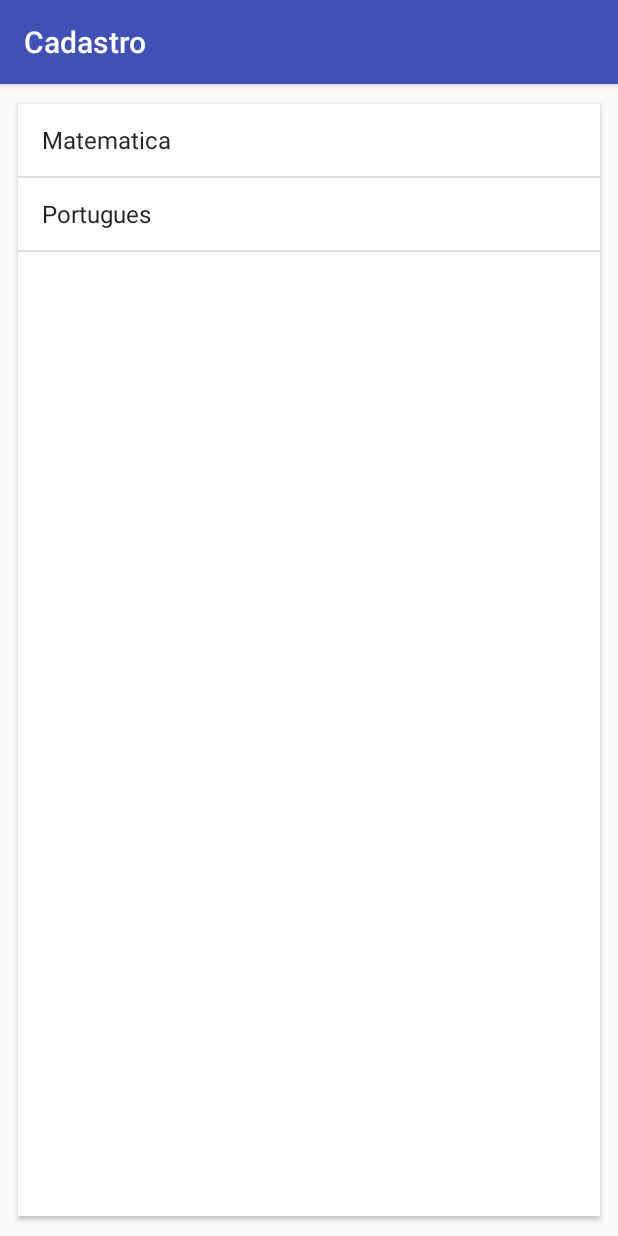
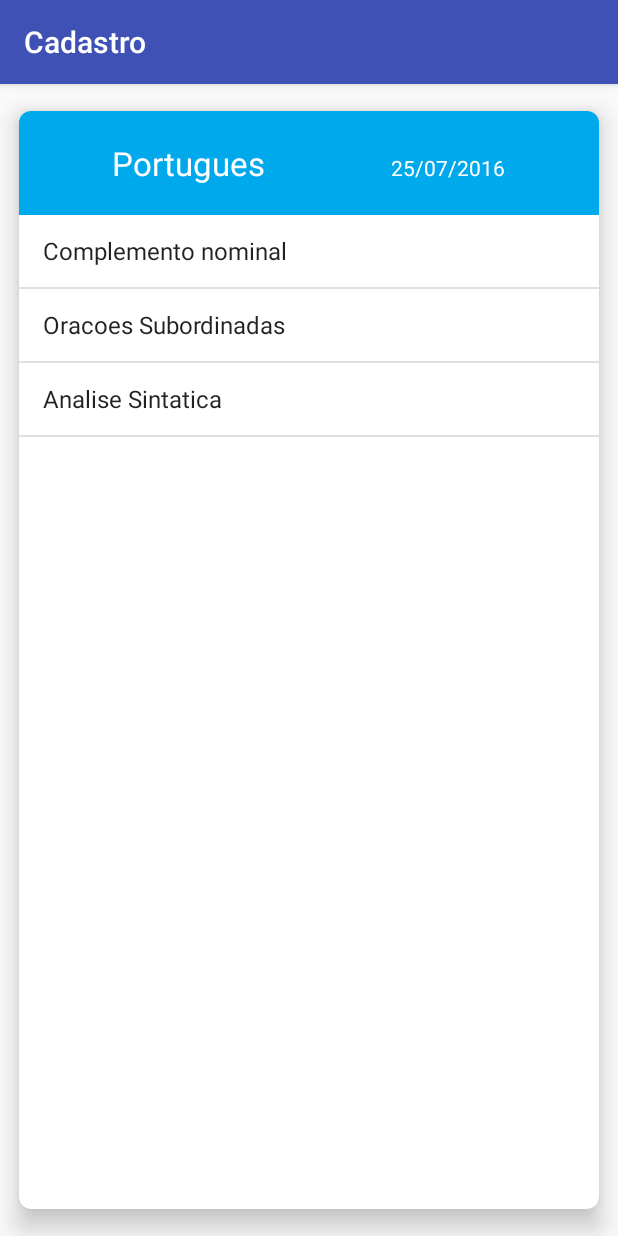
Before and after one commit to mcseves/CaelumAndroidFJ-57, an Android app: the ListaProvasFragment screen opened directly, with no data from a screen before it, after a tap on "Portugues", on a phone screen of 412 x 824 dp. Run offline under Robolectric (Android 15) with nearby library versions, the phone set to English and light mode, and no system bars; 1 statement that could not run was skipped.

Commit message:
implementado otimizacao para tablets e visualizacao de detalhes das provas

```diff
--- a/app/src/main/java/br/com/caelum/cadastro/support/ProvasActivity.java
+++ b/app/src/main/java/br/com/caelum/cadastro/support/ProvasActivity.java
@@ -2,10 +2,14 @@ package br.com.caelum.cadastro.support;
 
 
 import android.os.Bundle;
+import android.support.v4.app.Fragment;
+import android.support.v4.app.FragmentManager;
 import android.support.v4.app.FragmentTransaction;
 import android.support.v7.app.AppCompatActivity;
 
 import br.com.caelum.cadastro.R;
+import br.com.caelum.cadastro.modelo.Prova;
+import fragment.DetalhesProvaFragment;
 import fragment.ListaProvasFragment;
 
 /**
@@ -18,7 +22,39 @@ public class ProvasActivity extends AppCompatActivity {
         setContentView(R.layout.activity_provas);
 
         FragmentTransaction transaction = getSupportFragmentManager().beginTransaction();
-        transaction.replace(R.id.provas_view, new ListaProvasFragment());
+
+        if(isTablet()){
+            transaction
+                    .replace(R.id.provas_lista, new ListaProvasFragment())
+                    .replace(R.id.detalhe_prova_topicos, new DetalhesProvaFragment());
+        }
+        else{
+            transaction.replace(R.id.provas_view, new ListaProvasFragment());
+        }
         transaction.commit();
     }
+
+    private boolean isTablet(){
+        return getResources().getBoolean(R.bool.isTablet);
+    }
+
+    public void selecionaProva(Prova prova){
+        FragmentManager manager = getSupportFragmentManager();
+
+        if(isTablet()){
+            DetalhesProvaFragment detalhesProva = (DetalhesProvaFragment) manager.findFragmentById(R.id.provas_lista);
+            detalhesProva.populaCamposComDados(prova);
+        }
+        else {
+            Bundle argumentos = new Bundle();
+            argumentos.putSerializable("prova", prova);
+
+            DetalhesProvaFragment detalhesProva = new DetalhesProvaFragment();
+            detalhesProva.setArguments(argumentos);
+
+            FragmentTransaction transaction = manager.beginTransaction();
+            transaction.replace(R.id.provas_view, detalhesProva);
+            transaction.commit();
+        }
+    }
 }
--- /dev/null
+++ b/app/src/main/java/fragment/DetalhesProvaFragment.java
@@ -0,0 +1,57 @@
+package fragment;
+
+import android.support.v4.app.Fragment;
+import android.os.Bundle;
+import android.support.annotation.Nullable;
+import android.view.LayoutInflater;
+import android.view.View;
+import android.view.ViewGroup;
+import android.widget.ArrayAdapter;
+import android.widget.ListView;
+import android.widget.TextView;
+
+import br.com.caelum.cadastro.R;
+import br.com.caelum.cadastro.modelo.Prova;
+
+
+/**
+ * Created by android6040 on 04/06/16.
+ */
+public class DetalhesProvaFragment extends Fragment {
+
+    private Prova prova;
+    private TextView materia;
+    private TextView data;
+    private ListView topicos;
+
+    @Nullable
+    @Override
+    public View onCreateView(LayoutInflater inflater, ViewGroup container, Bundle savedInstanceState) {
+        View layout = inflater.inflate(R.layout.fragment_detalhes_prova, container,false);
+
+        if(getArguments()!= null){
+            this.prova = (Prova) getArguments().getSerializable("prova");
+        }
+
+        buscaComponentes(layout);
+        populaCamposComDados(prova);
+
+        return layout;
+    }
+
+    private void buscaComponentes(View layout){
+        this.materia = (TextView) layout.findViewById(R.id.detalhe_prova_materia);
+        this.data = (TextView) layout.findViewById(R.id.detalhe_prova_data);
+        this.topicos = (ListView) layout.findViewById(R.id.detalhe_prova_topicos);
+    }
+
+    public void populaCamposComDados(Prova prova){
+        if (prova!=null){
+            this.materia.setText(prova.getMateria());
+            this.data.setText(prova.getData());
+
+            ArrayAdapter<String> adapter = new ArrayAdapter<String>(getActivity(), android.R.layout.simple_list_item_1, prova.getTopicos());
+            this.topicos.setAdapter(adapter);
+        }
+    }
+}
--- a/app/src/main/java/fragment/ListaProvasFragment.java
+++ b/app/src/main/java/fragment/ListaProvasFragment.java
@@ -16,6 +16,7 @@ import java.util.List;
 
 import br.com.caelum.cadastro.R;
 import br.com.caelum.cadastro.modelo.Prova;
+import br.com.caelum.cadastro.support.ProvasActivity;
 
 /**
  * Created by android6040 on 04/06/16.
@@ -47,7 +48,9 @@ public class ListaProvasFragment extends Fragment {
             @Override
             public void onItemClick(AdapterView<?> adapter, View view, int position, long id) {
                 Prova selecionada = (Prova) adapter.getItemAtPosition(position);
-                Toast.makeText(getActivity(),"Prova Selecionada: " + selecionada, Toast.LENGTH_LONG).show();
+//                Toast.makeText(getActivity(),"Prova Selecionada: " + selecionada, Toast.LENGTH_LONG).show();
+                ProvasActivity calendarioProvas = (ProvasActivity) getActivity();
+                calendarioProvas.selecionaProva(selecionada);
             }
         });
 
--- /dev/null
+++ b/app/src/main/res/layout-land/activity_provas.xml
@@ -0,0 +1,14 @@
+<?xml version="1.0" encoding="utf-8"?>
+<LinearLayout xmlns:android="http://schemas.android.com/apk/res/android"
+    android:orientation="horizontal" android:layout_width="match_parent"
+    android:layout_height="match_parent">
+
+    <FrameLayout
+        android:id="@+id/provas_lista"
+        android:layout_width="1dp"
+        android:layout_height="match_parent"/>
+    <FrameLayout
+        android:layout_width="1dp"
+        android:layout_height="match_parent"
+        android:layout_weight="2 "/>
+</LinearLayout>
--- /dev/null
+++ b/app/src/main/res/layout/fragment_detalhes_prova.xml
@@ -0,0 +1,42 @@
+<?xml version="1.0" encoding="utf-8"?>
+<android.support.v7.widget.CardView xmlns:android="http://schemas.android.com/apk/res/android"
+    xmlns:card_view="http://schemas.android.com/apk/res-auto"
+    android:layout_width="match_parent"
+    android:layout_height="match_parent"
+    android:layout_gravity="center"
+    card_view:cardCornerRadius="8dp"
+    card_view:cardElevation="10dp"
+    card_view:cardUseCompatPadding="true"
+    >
+
+    <TableLayout
+        android:layout_width="match_parent"
+        android:layout_height="match_parent">
+
+        <TableRow android:background="#00A8EC"
+            android:padding="20dp">
+            <TextView
+                android:id="@+id/detalhe_prova_materia"
+                android:layout_width="match_parent"
+                android:layout_height="wrap_content"
+                android:layout_weight="1"
+                android:gravity="center"
+                android:textColor="@color/letra"
+                android:textSize="22sp"/>
+            <TextView
+                android:id="@+id/detalhe_prova_data"
+                android:layout_width="match_parent"
+                android:layout_height="wrap_content"
+                android:layout_weight="1"
+                android:gravity="center"
+                android:textColor="@color/letra"/>
+        </TableRow>
+
+        <ListView
+            android:id="@+id/detalhe_prova_topicos"
+            android:layout_width="match_parent"
+            android:layout_height="match_parent"/>
+    </TableLayout>
+
+
+</android.support.v7.widget.CardView>
--- /dev/null
+++ b/app/src/main/res/values-w820dp/bools.xml
@@ -0,0 +1,3 @@
+<resources>
+    <bool name="isTablet">true</bool>
+</resources>
--- a/app/src/main/res/values/colors.xml
+++ b/app/src/main/res/values/colors.xml
@@ -5,4 +5,5 @@
     <color name="colorAccent">#FF4081</color>
     <color name="linhaPar">#97CBE2</color>
     <color name="linhaImpar">#76BDDD</color>
+    <color name="letra">#FFF</color>
 </resources>
```
Also changed, not shown: 1 other file.
